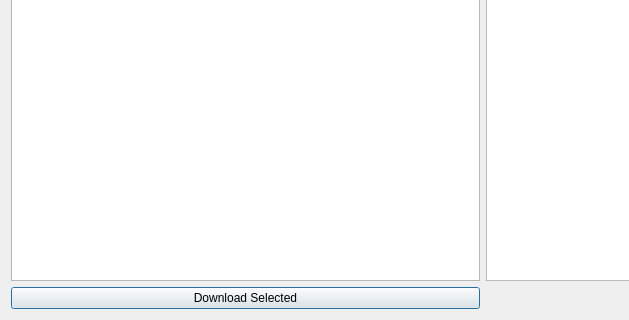
Above: avogadro/qtplugins/plugindownloader/pluginmanagerwidget.ui from OpenChemistry/avogadrolibs before the change; both pictures show x 0 to 629 and y 112 to 432 of the 965 by 432 pixel window. Below: the same form after it.
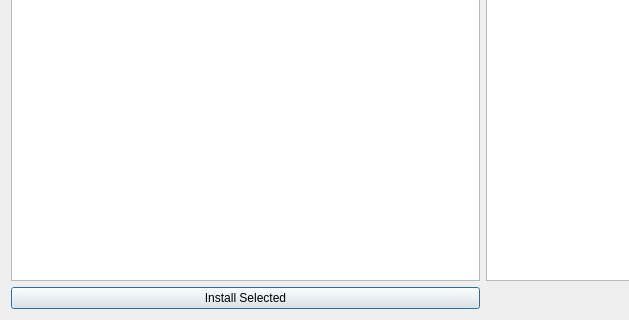
That is the form after the change.

Diff of the .ui file:
```diff
--- a/avogadro/qtplugins/plugindownloader/pluginmanagerwidget.ui
+++ b/avogadro/qtplugins/plugindownloader/pluginmanagerwidget.ui
@@ -17,7 +17,7 @@
    <item row="1" column="0">
     <widget class="QPushButton" name="downloadButton">
      <property name="text">
-      <string>Download Selected</string>
+      <string>Install Selected</string>
      </property>
     </widget>
    </item>
```
Left out of the diff: 6 changed lines with no effect on the pictures.
